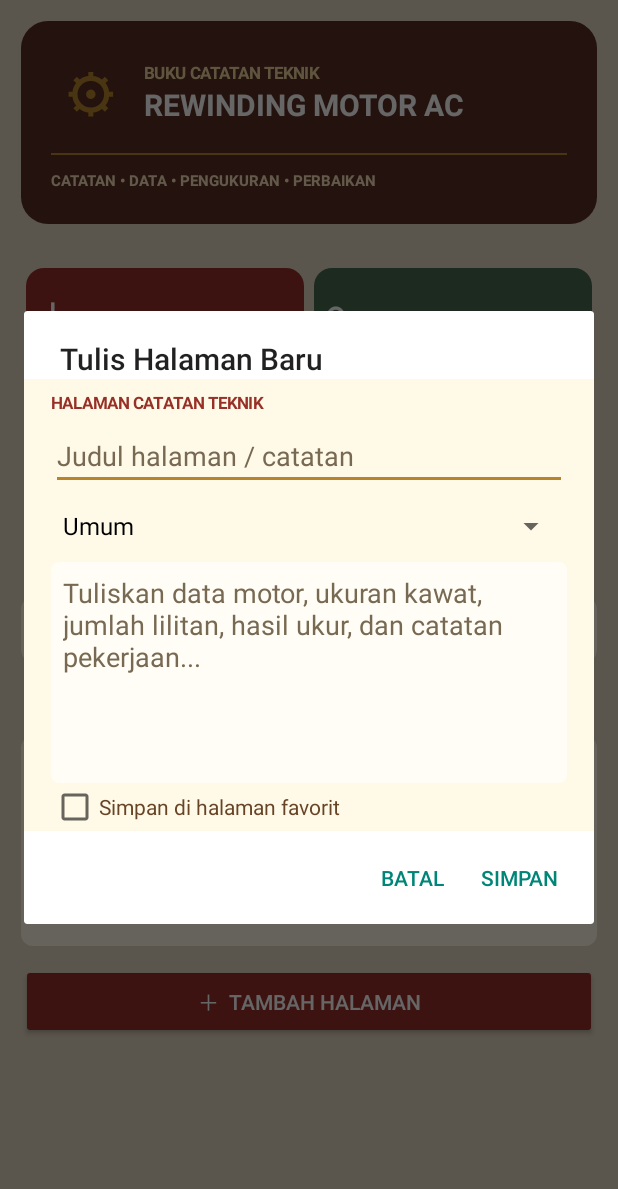
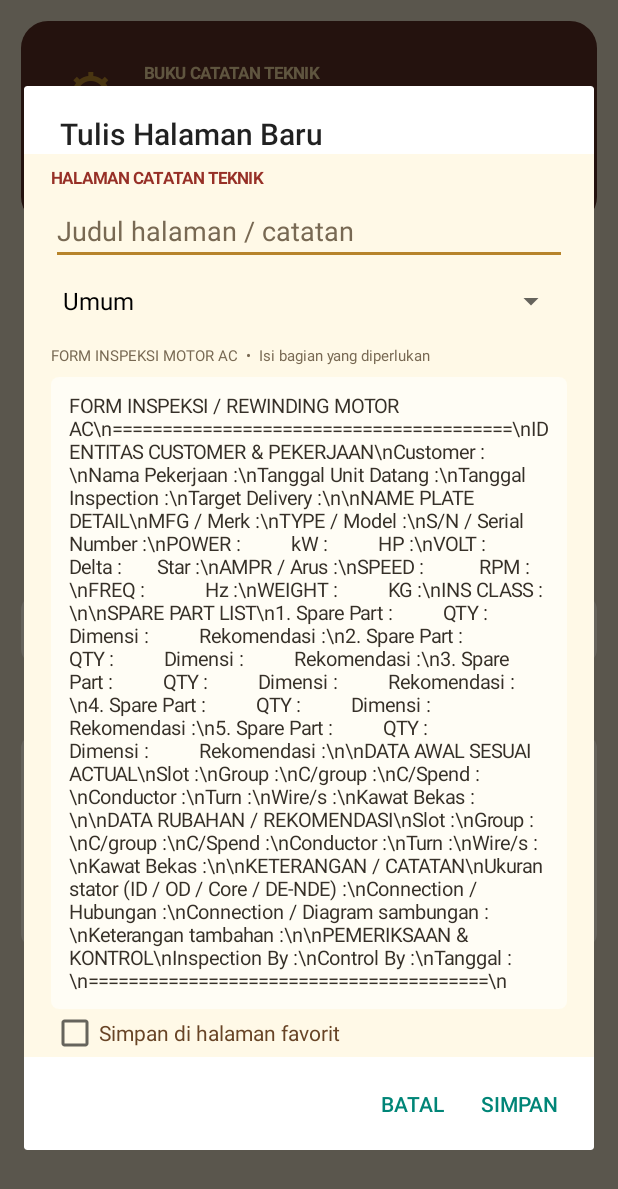
Before and after one commit to fsaoce-ui/DATA-REWINDING-MOTOR-AC, an Android app: the screen it shows after launch (MainActivity), after a tap on an icon or button, on a phone screen of 412 x 824 dp. Shown: the top 1189 px of the screen. Run offline under Robolectric (Android 15) with nearby library versions, the phone set to English and light mode, and no system bars.

Commit message:
Tambahkan template formulir inspeksi motor AC pada setiap catatan baru

```diff
--- a/app/src/main/java/com/datarewindingmotorac/MainActivity.java
+++ b/app/src/main/java/com/datarewindingmotorac/MainActivity.java
@@ -40,12 +40,54 @@ public class MainActivity extends Activity {
   }
   c.close();if(count==0){LinearLayout empty=vertical();empty.setGravity(Gravity.CENTER);empty.setPadding(dp(10),dp(28),dp(10),dp(28));empty.setBackground(shape(paper,8));empty.addView(txt("▤",34,gold,true));empty.addView(txt("Halaman masih kosong",15,brown,true));empty.addView(txt("Tekan Tambah Halaman untuk menulis catatan pertama.",12,muted,false));list.addView(empty);}
  }
+ String inspectionTemplate(){
+  return "FORM INSPEKSI / REWINDING MOTOR AC\\n"+
+   "========================================\\n"+
+   "IDENTITAS CUSTOMER & PEKERJAAN\\n"+
+   "Customer :\\n"+
+   "Nama Pekerjaan :\\n"+
+   "Tanggal Unit Datang :\\n"+
+   "Tanggal Inspection :\\n"+
+   "Target Delivery :\\n\\n"+
+   "NAME PLATE DETAIL\\n"+
+   "MFG / Merk :\\n"+
+   "TYPE / Model :\\n"+
+   "S/N / Serial Number :\\n"+
+   "POWER :          kW :          HP :\\n"+
+   "VOLT :            Delta :       Star :\\n"+
+   "AMPR / Arus :\\n"+
+   "SPEED :           RPM :\\n"+
+   "FREQ :            Hz :\\n"+
+   "WEIGHT :          KG :\\n"+
+   "INS CLASS :\\n\\n"+
+   "SPARE PART LIST\\n"+
+   "1. Spare Part :          QTY :          Dimensi :          Rekomendasi :\\n"+
+   "2. Spare Part :          QTY :          Dimensi :          Rekomendasi :\\n"+
+   "3. Spare Part :          QTY :          Dimensi :          Rekomendasi :\\n"+
+   "4. Spare Part :          QTY :          Dimensi :          Rekomendasi :\\n"+
+   "5. Spare Part :          QTY :          Dimensi :          Rekomendasi :\\n\\n"+
+   "DATA AWAL SESUAI ACTUAL\\n"+
+   "Slot :\\nGroup :\\nC/group :\\nC/Spend :\\nConductor :\\nTurn :\\nWire/s :\\nKawat Bekas :\\n\\n"+
+   "DATA RUBAHAN / REKOMENDASI\\n"+
+   "Slot :\\nGroup :\\nC/group :\\nC/Spend :\\nConductor :\\nTurn :\\nWire/s :\\nKawat Bekas :\\n\\n"+
+   "KETERANGAN / CATATAN\\n"+
+   "Ukuran stator (ID / OD / Core / DE-NDE) :\\n"+
+   "Connection / Hubungan :\\n"+
+   "Connection / Diagram sambungan :\\n"+
+   "Keterangan tambahan :\\n\\n"+
+   "PEMERIKSAAN & KONTROL\\n"+
+   "Inspection By :\\n"+
+   "Control By :\\n"+
+   "Tanggal :\\n"+
+   "========================================\\n";
+ }
  void edit(Integer id){
   String ot="",ob="",oc="Umum";boolean of=false;if(id!=null){Cursor c=db.getReadableDatabase().rawQuery("SELECT title,body,category,favorite FROM notes WHERE id=?",new String[]{""+id});if(c.moveToFirst()){ot=c.getString(0);ob=c.getString(1);oc=c.getString(2);of=c.getInt(3)==1;}c.close();}
   LinearLayout form=vertical();form.setPadding(dp(18),dp(8),dp(18),0);form.setBackgroundColor(paper);TextView prompt=txt("HALAMAN CATATAN TEKNIK",11,red,true);prompt.setPadding(0,0,0,dp(5));form.addView(prompt);
   EditText title=new EditText(this);title.setSingleLine(true);title.setHint("Judul halaman / catatan");title.setText(ot);title.setTextColor(ink);title.setHintTextColor(muted);title.setBackgroundTintList(ColorStateList.valueOf(gold));form.addView(title);
   Spinner category=new Spinner(this);category.setAdapter(new ArrayAdapter<String>(this,android.R.layout.simple_spinner_dropdown_item,cats));for(int i=0;i<cats.length;i++)if(cats[i].equals(oc))category.setSelection(i);form.addView(category);
-  EditText body=new EditText(this);body.setHint("Tuliskan data motor, ukuran kawat, jumlah lilitan, hasil ukur, dan catatan pekerjaan...");body.setText(ob);body.setTextColor(ink);body.setHintTextColor(muted);body.setMinLines(6);body.setGravity(Gravity.TOP);body.setPadding(dp(8),dp(8),dp(8),dp(8));body.setBackground(shape(Color.rgb(255,253,245),5));form.addView(body);
+  TextView formInfo=txt("FORM INSPEKSI MOTOR AC  •  Isi bagian yang diperlukan",10,muted,false);formInfo.setPadding(0,dp(5),0,dp(7));form.addView(formInfo);
+  EditText body=new EditText(this);body.setHint("Isi formulir inspeksi di sini...");body.setText(id==null?inspectionTemplate():ob);body.setTextColor(ink);body.setHintTextColor(muted);body.setTextSize(13);body.setMinLines(22);body.setGravity(Gravity.TOP);body.setInputType(android.text.InputType.TYPE_CLASS_TEXT|android.text.InputType.TYPE_TEXT_FLAG_MULTI_LINE|android.text.InputType.TYPE_TEXT_FLAG_CAP_SENTENCES);body.setPadding(dp(12),dp(10),dp(12),dp(10));body.setBackground(shape(Color.rgb(255,253,245),5));form.addView(body);
   CheckBox favorite=new CheckBox(this);favorite.setText("Simpan di halaman favorit");favorite.setTextColor(brown);favorite.setChecked(of);form.addView(favorite);
   AlertDialog dialog=new AlertDialog.Builder(this).setTitle(id==null?"Tulis Halaman Baru":"Edit Halaman").setView(form).setNegativeButton("Batal",null).setPositiveButton("Simpan",null).create();
   dialog.setOnShowListener(x->dialog.getButton(-1).setOnClickListener(v->{String t=title.getText().toString().trim(),b=body.getText().toString().trim();if(t.isEmpty()){title.setError("Judul wajib diisi");return;}ContentValues cv=new ContentValues();cv.put("title",t);cv.put("body",b);cv.put("category",cats[category.getSelectedItemPosition()]);cv.put("favorite",favorite.isChecked()?1:0);cv.put("updated",System.currentTimeMillis());if(id==null)db.getWritableDatabase().insert("notes",null,cv);else db.getWritableDatabase().update("notes",cv,"id=?",new String[]{""+id});dialog.dismiss();refresh();}));dialog.show();
```
